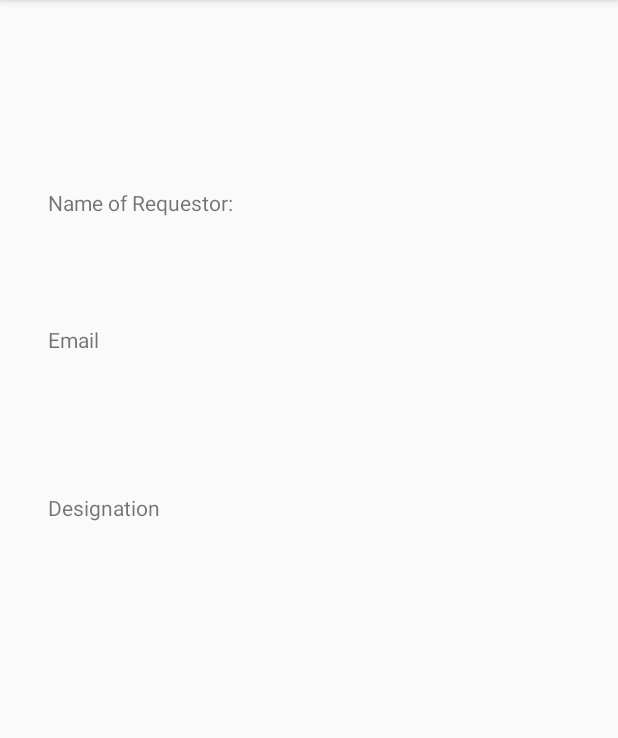
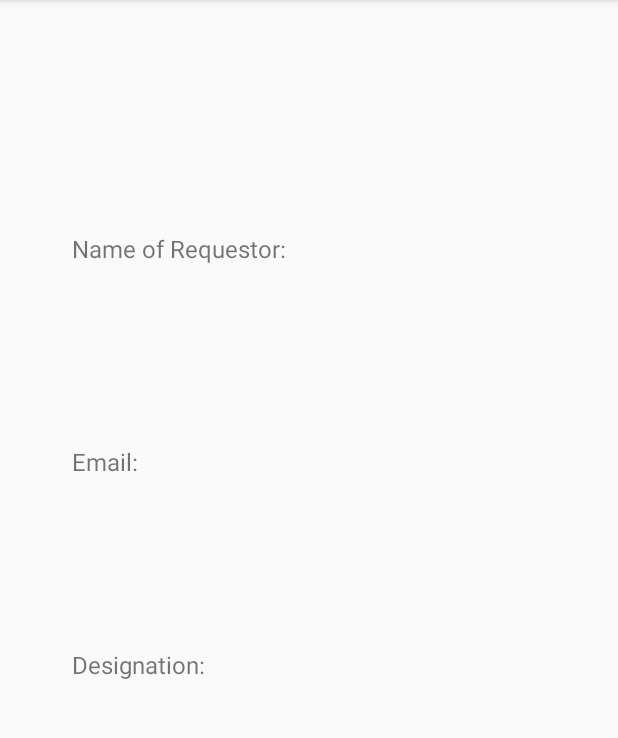
Before and after one commit to Arkelyscorpion/A2Hallbooking, an Android app: the BasicDetails screen opened directly, with no data from a screen before it, on a phone screen of 412 x 824 dp, the part 84-822 px from its top. Run offline under Robolectric (Android 15) with nearby library versions, the phone set to English and light mode, and no system bars.

Commit message:
Added button action

```diff
--- a/app/build.gradle
+++ b/app/build.gradle
@@ -35,6 +35,7 @@ dependencies {
 
     implementation 'com.android.support:appcompat-v7:28.0.0'
     implementation 'com.android.support.constraint:constraint-layout:2.0.4'
+    implementation 'com.android.support:design:28.0.0'
     testImplementation 'junit:junit:4.+'
     androidTestImplementation 'com.android.support.test:runner:1.0.2'
     androidTestImplementation 'com.android.support.test.espresso:espresso-core:3.0.2'
--- a/app/src/main/java/com/example/a2hall/BasicDetails.kt
+++ b/app/src/main/java/com/example/a2hall/BasicDetails.kt
@@ -7,5 +7,6 @@ class BasicDetails : AppCompatActivity() {
     override fun onCreate(savedInstanceState: Bundle?) {
         super.onCreate(savedInstanceState)
         setContentView(R.layout.activity_basic_details)
+
     }
 }
--- a/app/src/main/java/com/example/a2hall/MainActivity.kt
+++ b/app/src/main/java/com/example/a2hall/MainActivity.kt
@@ -1,11 +1,24 @@
 package com.example.a2hall
 
+import android.content.Intent
 import android.support.v7.app.AppCompatActivity
 import android.os.Bundle
+import android.widget.Button
+import android.widget.Toast
 
 class MainActivity : AppCompatActivity() {
     override fun onCreate(savedInstanceState: Bundle?) {
         super.onCreate(savedInstanceState)
         setContentView(R.layout.activity_main)
+        val button = findViewById<Button>(R.id.button)
+
+        // operations to be performed
+        // when user tap on the button
+        button?.setOnClickListener()
+        {
+            //intent is used to link one page to another
+            val intent = Intent(this, BasicDetails::class.java)
+            // start your next activity
+            startActivity(intent)          }
     }
 }
--- a/app/src/main/res/layout/activity_basic_details.xml
+++ b/app/src/main/res/layout/activity_basic_details.xml
@@ -8,32 +8,36 @@
 
     <TextView
         android:id="@+id/textView"
-        android:layout_width="wrap_content"
-        android:layout_height="wrap_content"
-        android:layout_marginStart="32dp"
+        android:layout_width="147dp"
+        android:layout_height="26dp"
+        android:layout_marginStart="48dp"
         android:text="Name of Requestor: "
+        android:textSize="16sp"
         app:layout_constraintBottom_toBottomOf="parent"
         app:layout_constraintStart_toStartOf="parent"
         app:layout_constraintTop_toTopOf="parent"
-        app:layout_constraintVertical_bias="0.167" />
+        app:layout_constraintVertical_bias="0.208" />
+
 
     <TextView
         android:id="@+id/textView3"
-        android:layout_width="49dp"
-        android:layout_height="24dp"
-        android:layout_marginStart="32dp"
-        android:layout_marginTop="72dp"
-        android:text="Email"
+        android:layout_width="76dp"
+        android:layout_height="23dp"
+        android:layout_marginStart="48dp"
+        android:layout_marginTop="116dp"
+        android:text="Email:"
+        android:textSize="16sp"
         app:layout_constraintStart_toStartOf="parent"
         app:layout_constraintTop_toBottomOf="@+id/textView" />
 
     <TextView
         android:id="@+id/textView4"
-        android:layout_width="wrap_content"
-        android:layout_height="wrap_content"
-        android:layout_marginStart="32dp"
-        android:layout_marginTop="88dp"
-        android:text="Designation"
+        android:layout_width="101dp"
+        android:layout_height="23dp"
+        android:layout_marginStart="48dp"
+        android:layout_marginTop="112dp"
+        android:text="Designation:"
+        android:textSize="16sp"
         app:layout_constraintStart_toStartOf="parent"
         app:layout_constraintTop_toBottomOf="@+id/textView3" />
 </android.support.constraint.ConstraintLayout>
```
